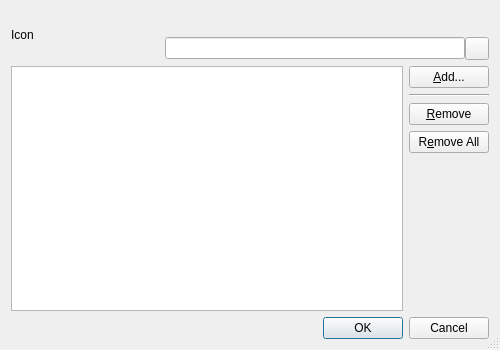
Before: the Qt Designer form Helpviewer/WebPlugins/ClickToFlash/ClickToFlashWhitelistDialog.ui in testmana2/test, drawn with Qt 5.
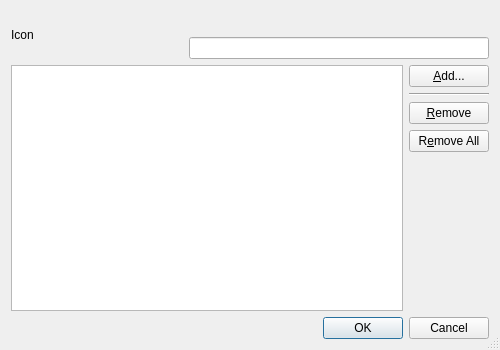
After: the same form once the commit is applied. Custom widgets are drawn as their Qt base class.

Commit message: Changed a bunch of forms to use the E5ClearableLineEdit and E5ClearableComboBox.

The edit to the form file:
```diff
--- a/Helpviewer/WebPlugins/ClickToFlash/ClickToFlashWhitelistDialog.ui
+++ b/Helpviewer/WebPlugins/ClickToFlash/ClickToFlashWhitelistDialog.ui
@@ -80,16 +80,6 @@
        </property>
       </widget>
      </item>
-     <item row="1" column="3">
-      <widget class="QToolButton" name="clearButton">
-       <property name="toolTip">
-        <string>Press to clear the search edit</string>
-       </property>
-       <property name="text">
-        <string/>
-       </property>
-      </widget>
-     </item>
     </layout>
    </item>
    <item>
@@ -175,6 +165,11 @@
   </layout>
  </widget>
  <customwidgets>
+  <customwidget>
+   <class>E5ClearableLineEdit</class>
+   <extends>QLineEdit</extends>
+   <header>E5Gui/E5LineEdit.h</header>
+  </customwidget>
   <customwidget>
    <class>E5ListView</class>
    <extends>QListView</extends>
```
Left out of the diff: 19 changed lines with no effect on the pictures. The commit also changes 61 other files.
